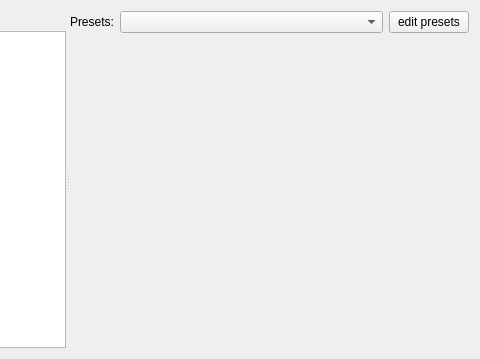
This is krita/ui/forms/wdgfilterselector.ui in KDE/krita as Qt 5 draws it before an edit; both pictures show x 436 to 916 and y 0 to 359 of the 916 by 359 pixel window. The edited form follows.
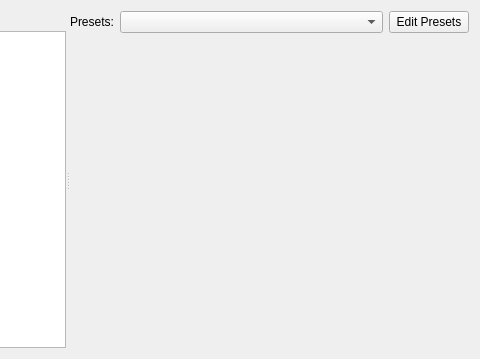
This is the edited form.

Commit message:
- HSV Adjustment Filter  Added Slider controls for the HSV parameters.
- Update Preview Delay
 The tick timer period has been raised to 500ms which is much more
practical considering the human reaction time.

```diff
--- a/krita/ui/forms/wdgfilterselector.ui
+++ b/krita/ui/forms/wdgfilterselector.ui
@@ -63,10 +63,10 @@
          </property>
         </widget>
        </item>
-       <item row="0" column="2" >
-        <widget class="QPushButton" name="pushButtonEditPressets" >
-         <property name="text" >
-          <string>edit presets</string>
+       <item row="0" column="2">
+        <widget class="QPushButton" name="pushButtonEditPressets">
+         <property name="text">
+          <string>Edit Presets</string>
          </property>
         </widget>
        </item>
```
Left out of the diff: 65 changed lines with no effect on the pictures. The commit also changes 3 other files.
